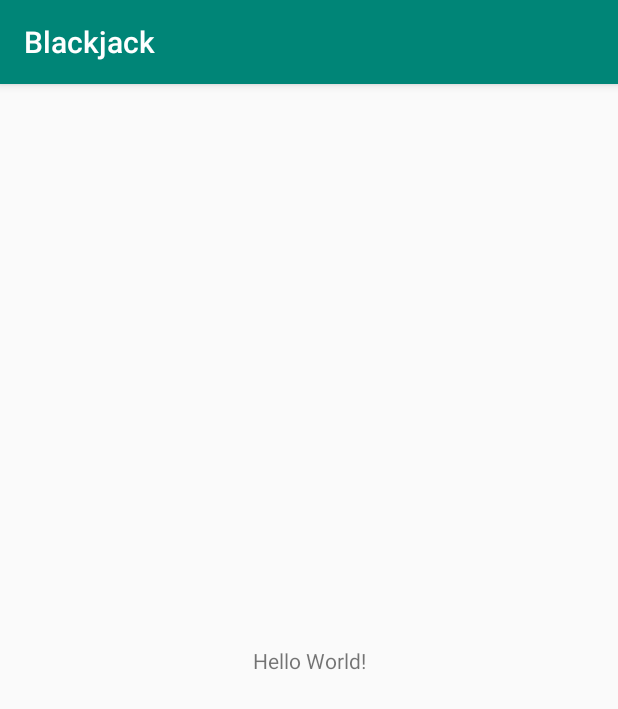
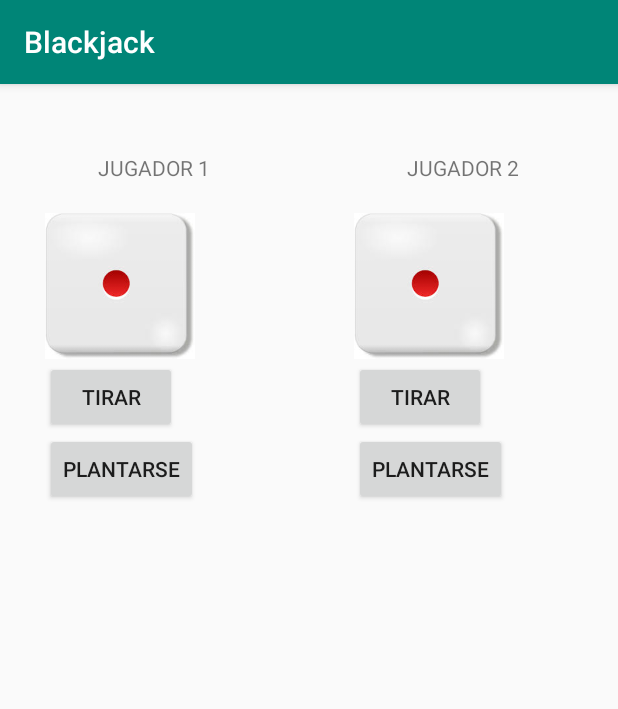
Before and after one commit to sarascript/Blackjack-Android, an Android app: the screen it shows after launch (MainActivity), on a phone screen of 412 x 824 dp. Shown: the top 709 px of the screen. Run offline under Robolectric (Android 15) with nearby library versions, the phone set to English and light mode, and no system bars.

Commit message:
First design done

```diff
--- a/app/src/main/AndroidManifest.xml
+++ b/app/src/main/AndroidManifest.xml
@@ -1,6 +1,6 @@
 <?xml version="1.0" encoding="utf-8"?>
 <manifest xmlns:android="http://schemas.android.com/apk/res/android"
-    package="es.sarascript.blackjack" >
+    package="es.sarascript.blackjack">
 
     <application
         android:allowBackup="true"
@@ -8,8 +8,8 @@
         android:label="@string/app_name"
         android:roundIcon="@mipmap/ic_launcher_round"
         android:supportsRtl="true"
-        android:theme="@style/AppTheme" >
-        <activity android:name=".MainActivity" >
+        android:theme="@style/AppTheme">
+        <activity android:name=".MainActivity">
             <intent-filter>
                 <action android:name="android.intent.action.MAIN" />
 
--- a/app/src/main/java/es/sarascript/blackjack/MainActivity.kt
+++ b/app/src/main/java/es/sarascript/blackjack/MainActivity.kt
@@ -1,3 +1,4 @@
+
 package es.sarascript.blackjack
 
 import androidx.appcompat.app.AppCompatActivity
--- a/app/src/main/res/layout/activity_main.xml
+++ b/app/src/main/res/layout/activity_main.xml
@@ -1,19 +1,100 @@
 <?xml version="1.0" encoding="utf-8"?>
-<androidx.constraintlayout.widget.ConstraintLayout
-    xmlns:android="http://schemas.android.com/apk/res/android"
+<LinearLayout xmlns:android="http://schemas.android.com/apk/res/android"
+    xmlns:app="http://schemas.android.com/apk/res-auto"
     xmlns:tools="http://schemas.android.com/tools"
-    xmlns:app="http://schemas.android.com/apk/res-auto"
     android:layout_width="match_parent"
     android:layout_height="match_parent"
     tools:context=".MainActivity">
 
-    <TextView
-        android:layout_width="wrap_content"
+    <LinearLayout
+        android:layout_width="match_parent"
         android:layout_height="wrap_content"
-        android:text="Hello World!"
-        app:layout_constraintBottom_toBottomOf="parent"
-        app:layout_constraintLeft_toLeftOf="parent"
-        app:layout_constraintRight_toRightOf="parent"
-        app:layout_constraintTop_toTopOf="parent" />
+        android:layout_marginTop="16dp"
+        android:orientation="horizontal">
 
-</androidx.constraintlayout.widget.ConstraintLayout>
+        <LinearLayout
+            android:layout_width="0dp"
+            android:layout_weight="1"
+            android:layout_height="wrap_content"
+            android:padding="30dp"
+            android:orientation="vertical">
+
+            <TextView
+                android:id="@+id/j1_txt"
+                android:layout_width="match_parent"
+                android:layout_height="wrap_content"
+                android:textAlignment="center"
+                android:text="JUGADOR 1" />
+
+            <TextView
+                android:id="@+id/score1_txt"
+                android:layout_width="match_parent"
+                android:layout_height="wrap_content"
+                android:textAlignment="center"
+                tools:text="PUNTUACIÓN" />
+
+            <ImageView
+                android:id="@+id/dice1_img"
+                android:layout_width="100dp"
+                android:layout_height="100dp"
+                android:src="@drawable/number_1"
+                android:scaleType="centerInside"/>
+
+            <Button
+                android:id="@+id/j1_btn"
+                android:layout_width="wrap_content"
+                android:layout_height="wrap_content"
+                android:text="TIRAR"/>
+
+            <Button
+                android:id="@+id/stop1_btn"
+                android:layout_width="wrap_content"
+                android:layout_height="wrap_content"
+                android:text="PLANTARSE"/>
+
+        </LinearLayout>
+
+        <LinearLayout
+            android:layout_width="0dp"
+            android:layout_weight="1"
+            android:layout_height="wrap_content"
+            android:padding="30dp"
+            android:orientation="vertical">
+
+            <TextView
+                android:id="@+id/j2_txt"
+                android:layout_width="match_parent"
+                android:layout_height="wrap_content"
+                android:textAlignment="center"
+                android:text="JUGADOR 2" />
+
+            <TextView
+                android:id="@+id/score2_txt"
+                android:layout_width="match_parent"
+                android:layout_height="wrap_content"
+                android:textAlignment="center"
+                tools:text="PUNTUACIÓN" />
+
+            <ImageView
+                android:id="@+id/dice2_img"
+                android:layout_width="100dp"
+                android:layout_height="100dp"
+                android:src="@drawable/number_1"
+                android:scaleType="centerInside"/>
+
+            <Button
+                android:id="@+id/j2_btn"
+                android:layout_width="wrap_content"
+                android:layout_height="wrap_content"
+                android:text="TIRAR"/>
+
+            <Button
+                android:id="@+id/stop2_btn"
+                android:layout_width="wrap_content"
+                android:layout_height="wrap_content"
+                android:text="PLANTARSE"/>
+
+        </LinearLayout>
+    </LinearLayout>
+
+</LinearLayout>
--- a/app/src/main/res/mipmap-anydpi-v26/ic_launcher.xml
+++ b/app/src/main/res/mipmap-anydpi-v26/ic_launcher.xml
@@ -1,5 +1,5 @@
 <?xml version="1.0" encoding="utf-8"?>
 <adaptive-icon xmlns:android="http://schemas.android.com/apk/res/android">
-    <background android:drawable="@drawable/ic_launcher_background"/>
-    <foreground android:drawable="@drawable/ic_launcher_foreground"/>
+    <background android:drawable="@drawable/ic_launcher_background" />
+    <foreground android:drawable="@drawable/ic_launcher_foreground" />
 </adaptive-icon>
--- a/app/src/main/res/mipmap-anydpi-v26/ic_launcher_round.xml
+++ b/app/src/main/res/mipmap-anydpi-v26/ic_launcher_round.xml
@@ -1,5 +1,5 @@
 <?xml version="1.0" encoding="utf-8"?>
 <adaptive-icon xmlns:android="http://schemas.android.com/apk/res/android">
-    <background android:drawable="@drawable/ic_launcher_background"/>
-    <foreground android:drawable="@drawable/ic_launcher_foreground"/>
+    <background android:drawable="@drawable/ic_launcher_background" />
+    <foreground android:drawable="@drawable/ic_launcher_foreground" />
 </adaptive-icon>
--- a/gradle.properties
+++ b/gradle.properties
@@ -1,27 +1,21 @@
 # Project-wide Gradle settings.
-
 # IDE (e.g. Android Studio) users:
 # Gradle settings configured through the IDE *will override*
 # any settings specified in this file.
-
 # For more details on how to configure your build environment visit
 # http://www.gradle.org/docs/current/userguide/build_environment.html
-
 # Specifies the JVM arguments used for the daemon process.
 # The setting is particularly useful for tweaking memory settings.
 org.gradle.jvmargs=-Xmx1536m
-
 # When configured, Gradle will run in incubating parallel mode.
 # This option should only be used with decoupled projects. More details, visit
 # http://www.gradle.org/docs/current/userguide/multi_project_builds.html#sec:decoupled_projects
 # org.gradle.parallel=true
-
 # AndroidX package structure to make it clearer which packages are bundled with the
 # Android operating system, and which are packaged with your app's APK
 # https://developer.android.com/topic/libraries/support-library/androidx-rn
 android.useAndroidX=true
 # Automatically convert third-party libraries to use AndroidX
 android.enableJetifier=true
-
 # Kotlin code style for this project: "official" or "obsolete":
 kotlin.code.style=official
```
Also changed, not shown: app/src/main/res/drawable-v24/ic_launcher_foreground.xml (+6 -6 lines), app/src/main/res/drawable/ic_launcher_background.xml (+166 -70 lines), app/src/main/res/drawable/number_1.jpg (added), app/src/main/res/drawable/number_2.png (added), app/src/main/res/drawable/number_3.png (added), app/src/main/res/drawable/number_4.png (added), app/src/main/res/drawable/number_5.png (added), app/src/main/res/drawable/number_6.jpg (added).
